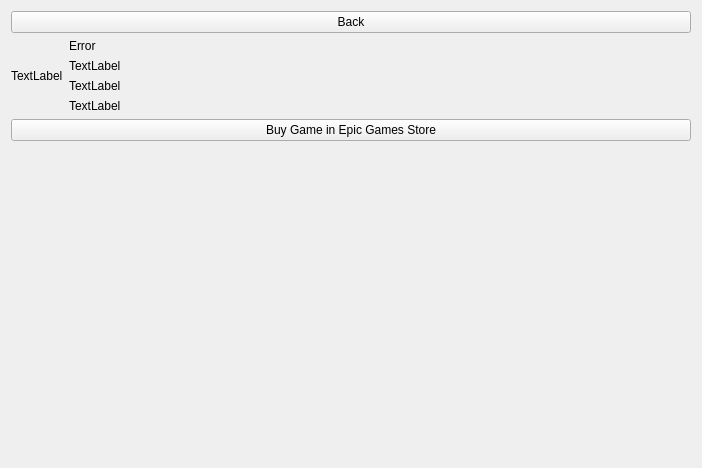
Above: rare/ui/components/tabs/store/shop_game_info.ui from RareDevs/Rare before the change. Below: the same form after it.
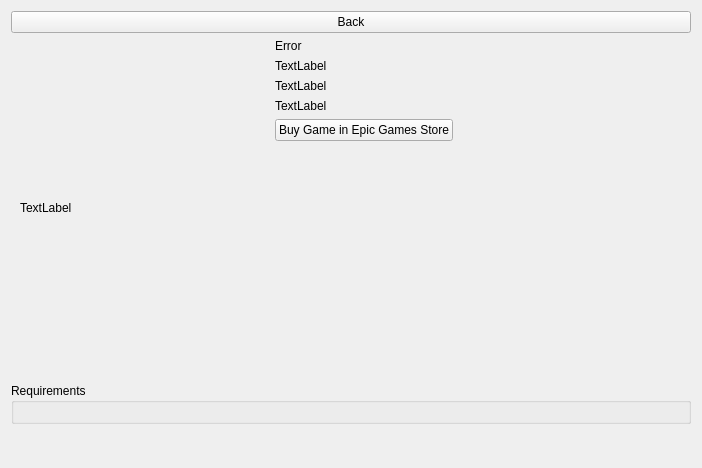
That is the form after the change.

Commit message: Add requirements for shop

```diff
--- a/rare/ui/components/tabs/store/shop_game_info.ui
+++ b/rare/ui/components/tabs/store/shop_game_info.ui
@@ -24,10 +24,27 @@
    <item>
     <layout class="QHBoxLayout" name="horizontalLayout">
      <item>
-      <widget class="QLabel" name="image">
-       <property name="text">
-        <string>TextLabel</string>
+      <widget class="QStackedWidget" name="image_stack">
+       <property name="currentIndex">
+        <number>0</number>
        </property>
+       <widget class="QWidget" name="page">
+        <layout class="QVBoxLayout" name="verticalLayout_3">
+         <item>
+          <widget class="QLabel" name="image">
+           <property name="minimumSize">
+            <size>
+             <width>240</width>
+             <height>320</height>
+            </size>
+           </property>
+           <property name="text">
+            <string>TextLabel</string>
+           </property>
+          </widget>
+         </item>
+        </layout>
+       </widget>
       </widget>
      </item>
      <item>
@@ -69,6 +86,26 @@
          </property>
         </widget>
        </item>
+       <item>
+        <widget class="QPushButton" name="open_store_button">
+         <property name="text">
+          <string>Buy Game in Epic Games Store</string>
+         </property>
+        </widget>
+       </item>
+       <item>
+        <spacer name="verticalSpacer_2">
+         <property name="orientation">
+          <enum>Qt::Vertical</enum>
+         </property>
+         <property name="sizeHint" stdset="0">
+          <size>
+           <width>20</width>
+           <height>40</height>
+          </size>
+         </property>
+        </spacer>
+       </item>
       </layout>
      </item>
      <item>
@@ -87,10 +124,11 @@
     </layout>
    </item>
    <item>
-    <widget class="QPushButton" name="open_store_button">
-     <property name="text">
-      <string>Buy Game in Epic Games Store</string>
+    <widget class="QGroupBox" name="req_group_box">
+     <property name="title">
+      <string>Requirements</string>
      </property>
+     <layout class="QGridLayout" name="gridLayout_2"/>
     </widget>
    </item>
    <item>
```
The commit also changes 4 other files.
